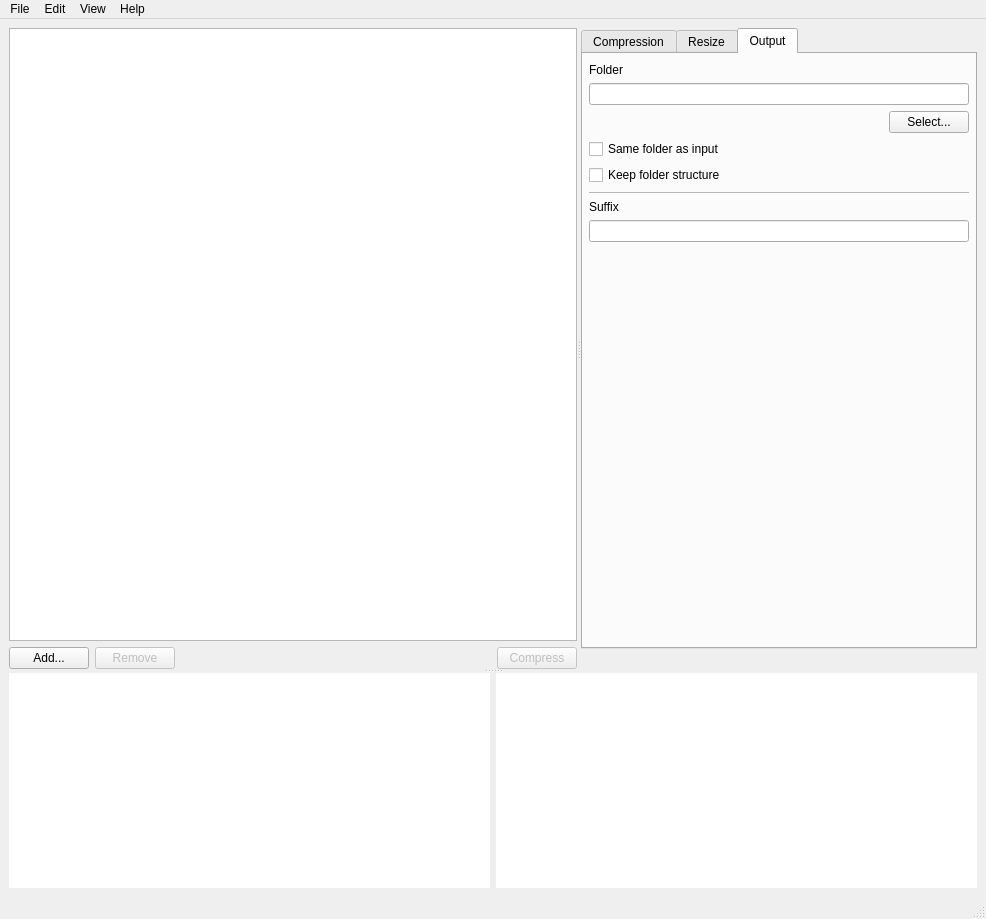
Before: the Qt Designer form views/MainWindow.ui in Lymphatus/caesium-image-compressor, drawn with Qt 5.
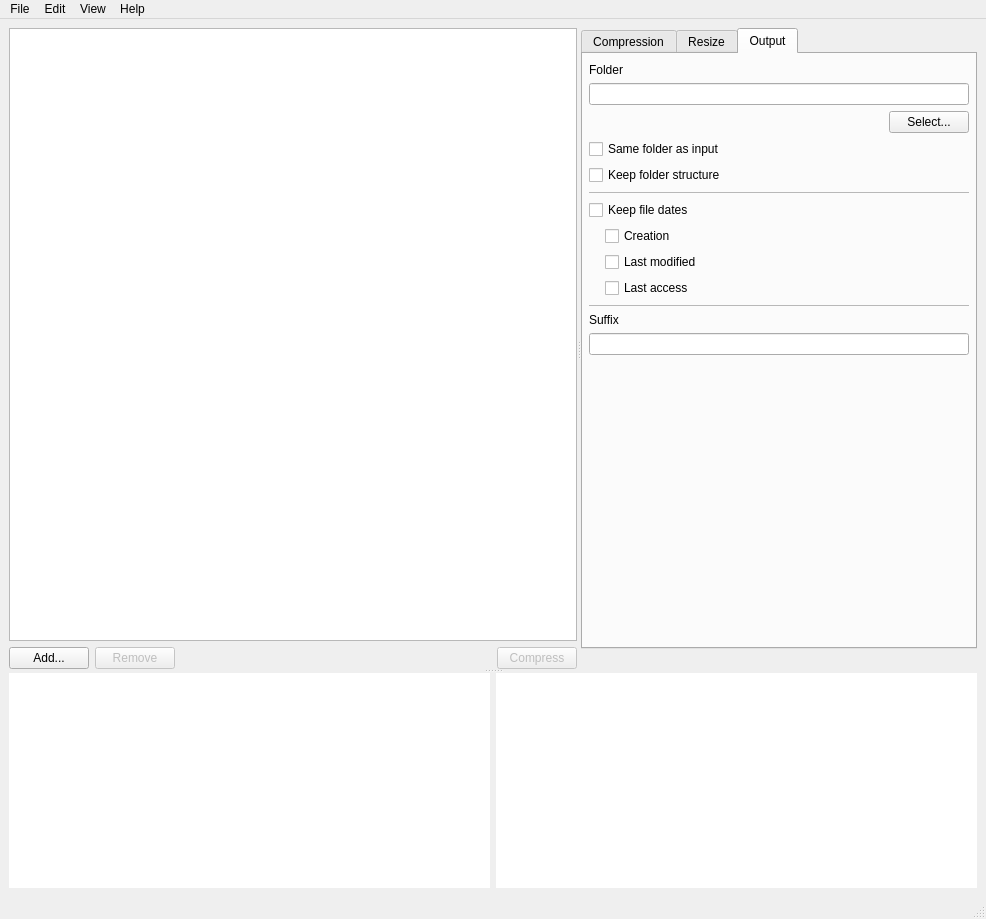
After: the same form once the commit is applied. The open tabs and pages were chosen to show the change. Custom widgets are drawn as their Qt base class.

Commit message: Keep dates option

Diff of the .ui file:
```diff
--- a/views/MainWindow.ui
+++ b/views/MainWindow.ui
@@ -754,6 +754,57 @@
                  </property>
                 </widget>
                </item>
+               <item>
+                <widget class="Line" name="line_2">
+                 <property name="lineWidth">
+                  <number>0</number>
+                 </property>
+                 <property name="midLineWidth">
+                  <number>1</number>
+                 </property>
+                 <property name="orientation">
+                  <enum>Qt::Horizontal</enum>
+                 </property>
+                </widget>
+               </item>
+               <item>
+                <widget class="QMainCheckBox" name="keepDates_CheckBox">
+                 <property name="text">
+                  <string>Keep file dates</string>
+                 </property>
+                 <property name="tristate">
+                  <bool>true</bool>
+                 </property>
+                </widget>
+               </item>
+               <item>
+                <layout class="QVBoxLayout" name="verticalLayout_3">
+                 <property name="leftMargin">
+                  <number>16</number>
+                 </property>
+                 <item>
+                  <widget class="QCheckBox" name="keepCreationDate_CheckBox">
+                   <property name="text">
+                    <string>Creation</string>
+                   </property>
+                  </widget>
+                 </item>
+                 <item>
+                  <widget class="QCheckBox" name="keepLastModifiedDate_CheckBox">
+                   <property name="text">
+                    <string>Last modified</string>
+                   </property>
+                  </widget>
+                 </item>
+                 <item>
+                  <widget class="QCheckBox" name="keepLastAccessDate_CheckBox">
+                   <property name="text">
+                    <string>Last access</string>
+                   </property>
+                  </widget>
+                 </item>
+                </layout>
+               </item>
                <item>
                 <widget class="Line" name="line">
                  <property name="frameShadow">
@@ -1017,6 +1068,11 @@
    <extends>QTreeView</extends>
    <header>widgets/QDropTreeView.h</header>
   </customwidget>
+  <customwidget>
+   <class>QMainCheckBox</class>
+   <extends>QCheckBox</extends>
+   <header>widgets/QMainCheckBox.h</header>
+  </customwidget>
  </customwidgets>
  <resources/>
  <connections>
```
Left out of the diff: 2 changed lines with no effect on the pictures. The commit also changes 11 other files.
